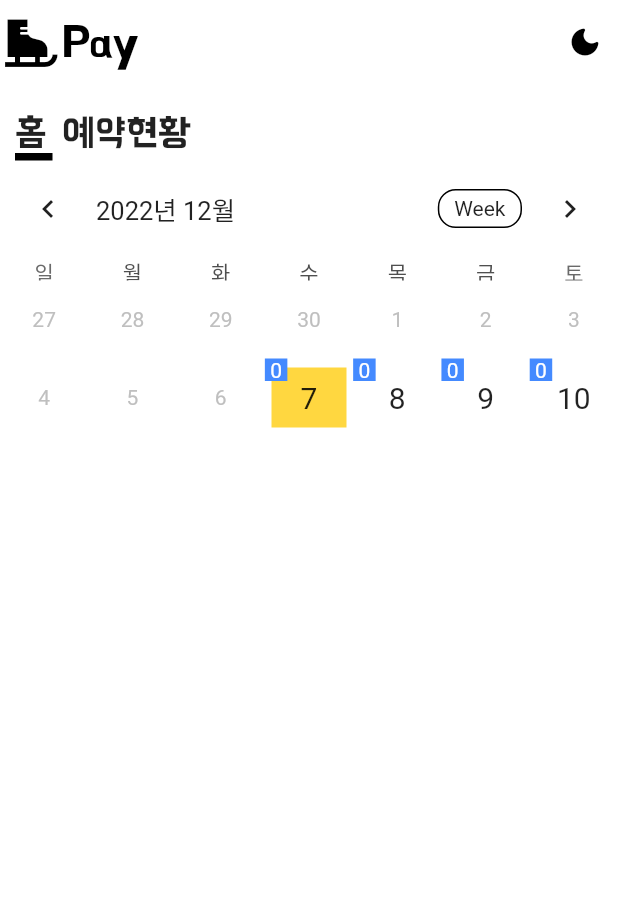
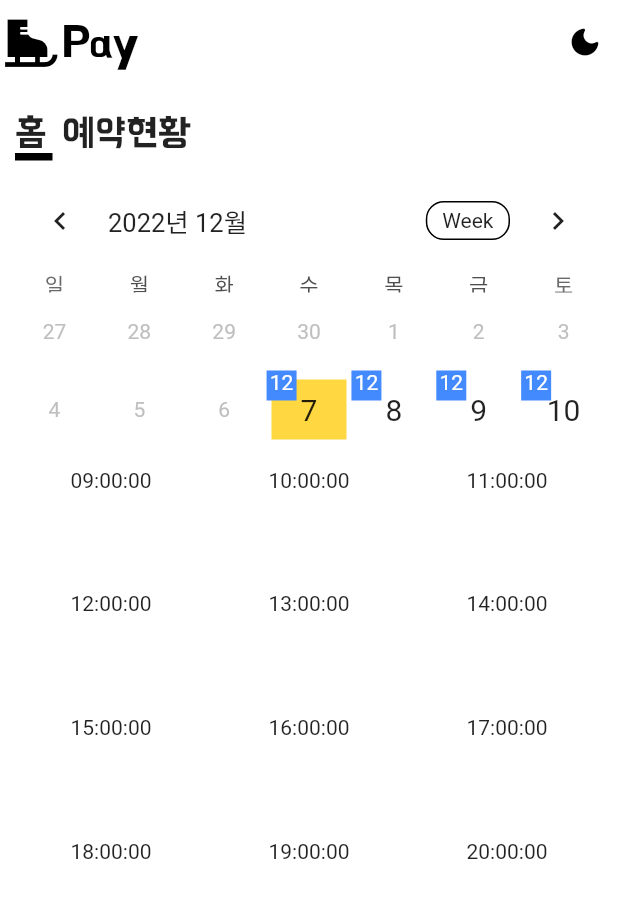
Before and after one commit to chinggu88/hairbook, a Flutter app: the BookPage screen opened by its route, on a phone screen of 412 x 824 dp. Shown: the top 898 px of the screen. Run offline on Flutter 3.47's test engine with Material 2 defaults, Android fonts, the phone set to English and light mode, and no system bars; drawn by our look-alikes of table_calendar; our stand-ins replace cloud_firestore, firebase_auth, firebase_core, firebase_messaging, flutter_easyloading, get and 3 more; missing offline and left inert: flutter_web_auth, kakao_flutter_sdk_user; accounts and stored records are empty; network calls fail.

Commit message:
예약현황 페이지 수정

```diff
--- a/lib/controller/book_controller.dart
+++ b/lib/controller/book_controller.dart
@@ -2,20 +2,20 @@ import 'dart:developer';
 
 import 'package:get/get.dart';
 import 'package:hair/common/api/api_call.dart';
-import 'package:hair/common/util/function.dart';
-import 'package:hair/model/book_model.dart';
 import 'package:table_calendar/table_calendar.dart';
 
 class BookController extends GetxController {
   static BookController get to => Get.find<BookController>();
 
   ///현재 달력 포맷
-  Rx<CalendarFormat> _calendarFormat = CalendarFormat.twoWeeks.obs;
+  final Rx<CalendarFormat> _calendarFormat = CalendarFormat.twoWeeks.obs;
   CalendarFormat get calendarFormat => _calendarFormat.value;
   set calendarFormat(CalendarFormat value) => _calendarFormat.value = value;
 
   ///선택한 날짜
-  final Rx<DateTime> selectDate = DateTime.now().obs;
+  final Rx<DateTime> _selectDate = DateTime.now().obs;
+  DateTime get selectDate => _selectDate.value;
+  set selectDate(DateTime value) => _selectDate.value = value;
 
   Rx<DateTime> onclick = DateTime.now().obs;
 
@@ -24,23 +24,12 @@ class BookController extends GetxController {
       <DateTime, List<Map<String, dynamic>>>{}.obs;
 
   ///예약가능 여부 시간 순
-  final RxList<bool> permittime = <bool>[
-    false,
-    false,
-    false,
-    false,
-    false,
-    false,
-    false,
-    false,
-    false,
-    false,
-    false,
-    false
-  ].obs;
+  final RxList<bool> _permittime = <bool>[].obs;
+  List<bool> get permittime => _permittime.value;
+  set permittime(List<bool> value) => _permittime.assignAll(value);
 
   ///등록가능한 올타임
-  final RxList<String> regittime = <String>[
+  final RxList<String> _regittime = <String>[
     "09:00:00",
     "10:00:00",
     "11:00:00",
@@ -54,11 +43,42 @@ class BookController extends GetxController {
     "19:00:00",
     "20:00:00",
   ].obs;
+
+  List<String> get regittime => _regittime.value;
+  set regittime(List<String> value) => _regittime.assignAll(value);
+
+  @override
+  void onInit() {
+    // TODO: implement onInit
+    super.onInit();
+    regittime.forEach((element) {
+      permittime.add(false);
+    });
+  }
+
   @override
   Future<void> onReady() async {
     // TODO: implement onReady
     super.onReady();
     await readregitlist();
+    permitregister(selectDate);
+  }
+
+  ///등록데이터 갱신
+  void permitregister(DateTime date) {
+    List<bool> temp = [];
+    if (eventitems[date] != null) {
+      for (int i = 0; i < regittime.length; i++) {
+        eventitems[date]?.indexWhere((e) => e['time'] == regittime[i]) == -1
+            ? temp.add(false)
+            : temp.add(true);
+      }
+    } else {
+      for (int i = 0; i < regittime.length; i++) {
+        temp.add(false);
+      }
+    }
+    _permittime.assignAll(temp);
   }
 
   ///예약건수 조회
--- a/lib/controller/login_controller.dart
+++ b/lib/controller/login_controller.dart
@@ -199,8 +199,10 @@ class LoginController extends GetxController {
     log('[Login][autologin] 자동 로그인 실행');
     bool isinit = await AppController.to.storage.initStorage;
     try {
-      String id = AppController.to.storage.read("id");
-      String uid = AppController.to.storage.read("uid");
+      // String id = AppController.to.storage.read("id");
+      // String uid = AppController.to.storage.read("uid");
+      String id = 'chinggu88@gmail.com';
+      String uid = '8GPdL9fxC5RW1OP2bQqwbCajt6n2';
       //아이디랑 uid 정보가 있을때
       if (id != '' && uid != '') {
         Map<String, dynamic> body = {"id": id, "uid": uid};
--- a/lib/main.dart
+++ b/lib/main.dart
@@ -22,7 +22,7 @@ void main() {
       onInit: () async {
         Intl.defaultLocale = 'ko_KR';
       },
-      initialRoute: home,
+      initialRoute: login,
       initialBinding: initbinding(),
       getPages: [
         GetPage(
--- a/lib/view/book/book_page.dart
+++ b/lib/view/book/book_page.dart
@@ -12,6 +12,8 @@ class BookPage extends GetView<BookController> {
   Widget build(BuildContext context) {
     return Scaffoldhair(
       widgetbody: Flexible(
+        child: Padding(
+          padding: const EdgeInsets.all(8.0),
           child: Column(
             mainAxisSize: MainAxisSize.max,
             children: [
@@ -23,20 +25,17 @@ class BookPage extends GetView<BookController> {
               const SizedBox(height: 8.0),
               Obx(() {
                 log('[REGISTERPAGE] ${controller.eventitems.length}');
-              log('[BOOKRPAGE] ${controller.selectDate}');
-              return SizedBox(
-                height: 150,
+                log('[REGISTERPAGE] ${controller.permittime}');
+                return Expanded(
                   child: GridView.count(
                     childAspectRatio: 1.6,
                     crossAxisCount: 3,
-                  children:
-                      controller.eventitems[controller.selectDate.value] != null
-                          ? Schecdulelist(controller.eventitems)
-                          : [],
+                    children: Schecdulelist(controller.eventitems),
                   ),
                 );
               }),
             ],
+          ),
         ),
       ),
     );
@@ -55,6 +54,9 @@ class BookPage extends GetView<BookController> {
       focusedDay: controller.onclick.value,
       onDaySelected: (selectedDay, focusedDay) {
         controller.onclick.value = selectedDay;
+        controller.permitregister(selectedDay);
+        controller.selectDate =
+            DateTime.utc(selectedDay.year, selectedDay.month, selectedDay.day);
       },
       selectedDayPredicate: (day) {
         return controller.onclick.value == day;
@@ -90,23 +92,23 @@ class BookPage extends GetView<BookController> {
               )),
               controller.eventitems[dateTime] != null
                   ? Container(
-                      height: 15,
-                      width: 15,
+                      height: 20,
+                      width: 20,
                       color: Colors.blueAccent,
                       child: Text(
-                        '${controller.eventitems[dateTime]?.length.toString()}',
+                        '${(12 - controller.eventitems[dateTime]!.length)}',
                         textAlign: TextAlign.center,
                         style: TextStyle(color: Colors.white),
                       ),
                     )
                   : Container(
-                      height: 15,
-                      width: 15,
+                      height: 20,
+                      width: 20,
                       color: Colors.blueAccent,
                       child: Text(
-                        '0',
+                        '${controller.regittime.length}',
                         textAlign: TextAlign.center,
-                        style: TextStyle(color: Colors.white),
+                        style: const TextStyle(color: Colors.white),
                       ),
                     )
             ],
@@ -123,23 +125,23 @@ class BookPage extends GetView<BookController> {
               )),
               controller.eventitems[dateTime] != null
                   ? Container(
-                      height: 15,
-                      width: 15,
+                      height: 20,
+                      width: 20,
                       color: Colors.blueAccent,
                       child: Text(
-                        '${controller.eventitems[dateTime]?.length.toString()}',
+                        '${(12 - controller.eventitems[dateTime]!.length)}',
                         textAlign: TextAlign.center,
-                        style: TextStyle(color: Colors.white),
+                        style: const TextStyle(color: Colors.white),
                       ),
                     )
                   : Container(
-                      height: 15,
-                      width: 15,
+                      height: 20,
+                      width: 20,
                       color: Colors.blueAccent,
                       child: Text(
-                        '0',
+                        '${controller.regittime.length}',
                         textAlign: TextAlign.center,
-                        style: TextStyle(color: Colors.white),
+                        style: const TextStyle(color: Colors.white),
                       ),
                     )
             ],
@@ -163,21 +165,21 @@ class BookPage extends GetView<BookController> {
               ),
               controller.eventitems[dateTime] != null
                   ? Container(
-                      height: 15,
-                      width: 15,
+                      height: 20,
+                      width: 20,
                       color: Colors.blueAccent,
                       child: Text(
-                        '${controller.eventitems[dateTime]?.length.toString()}',
+                        '${(12 - controller.eventitems[dateTime]!.length)}',
                         textAlign: TextAlign.center,
                         style: TextStyle(color: Colors.white),
                       ),
                     )
                   : Container(
-                      height: 15,
-                      width: 15,
+                      height: 20,
+                      width: 20,
                       color: Colors.blueAccent,
                       child: Text(
-                        '0',
+                        '${controller.regittime.length}',
                         textAlign: TextAlign.center,
                         style: TextStyle(color: Colors.white),
                       ),
@@ -191,10 +193,9 @@ class BookPage extends GetView<BookController> {
 
   ///등록 상세내역
   List<Widget> Schecdulelist(Map<DateTime, List<Map<String, dynamic>>> event) {
-    log('asdf selectDate ${controller.selectDate} :: ${controller.regittime.length} :: ${controller.eventitems[controller.selectDate]![0]['typeName'].toString()}');
     List<Widget> reWidget = [];
-    controller.eventitems[DateTime.now()] == null ? Container() : Container();
     for (int i = 0; i < controller.regittime.length; i++) {
+      print('asdf ${controller.selectDate}');
       reWidget.add(GestureDetector(
         onTap: () {},
         child: Container(
--- a/lib/view/home/register_page.dart
+++ b/lib/view/home/register_page.dart
@@ -55,10 +55,7 @@ class RegisterPage extends StatelessWidget {
                   child: GridView.count(
                     childAspectRatio: 1.6,
                     crossAxisCount: 3,
-                    children:
-                        controller.eventitems[controller.selectDate] != null
-                            ? Schecdulelist(controller.eventitems)
-                            : [],
+                    children: Schecdulelist(controller.eventitems),
                   ),
                 );
               }),
```
Also changed, not shown: lib/controller/register_controller.dart (+13 -17 lines). Lines whose indentation alone changed are shown as unchanged.
